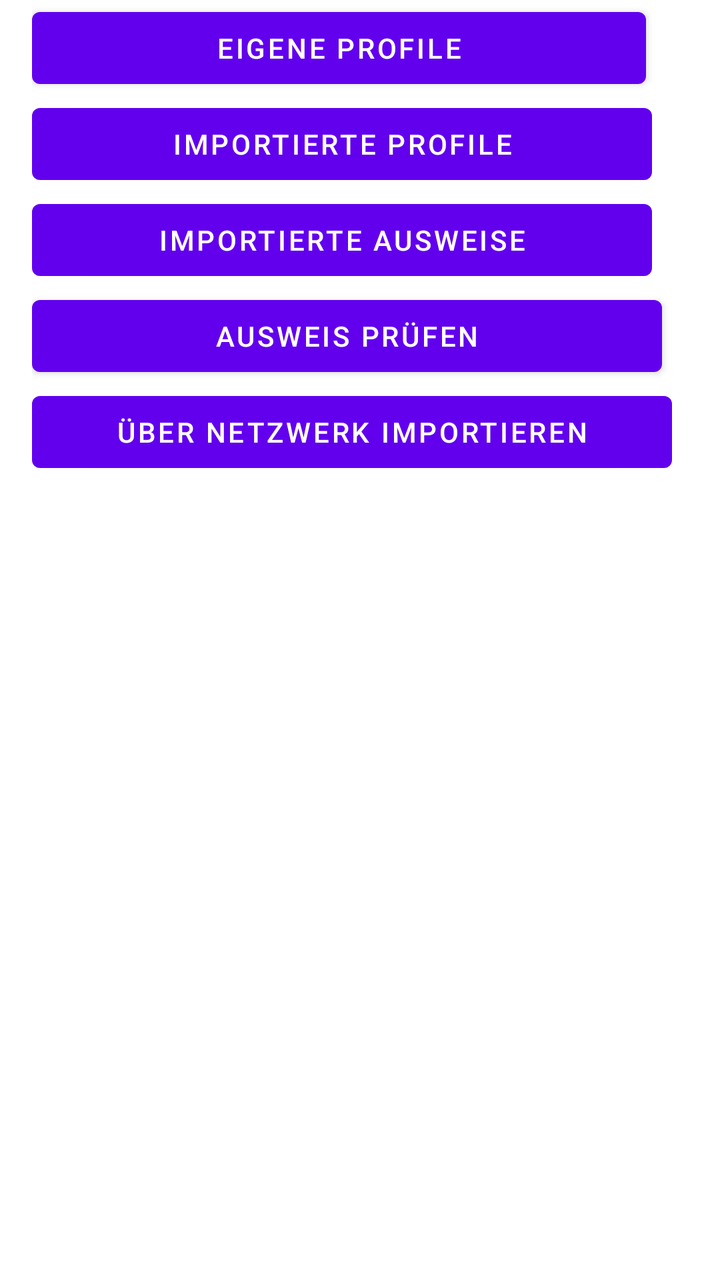
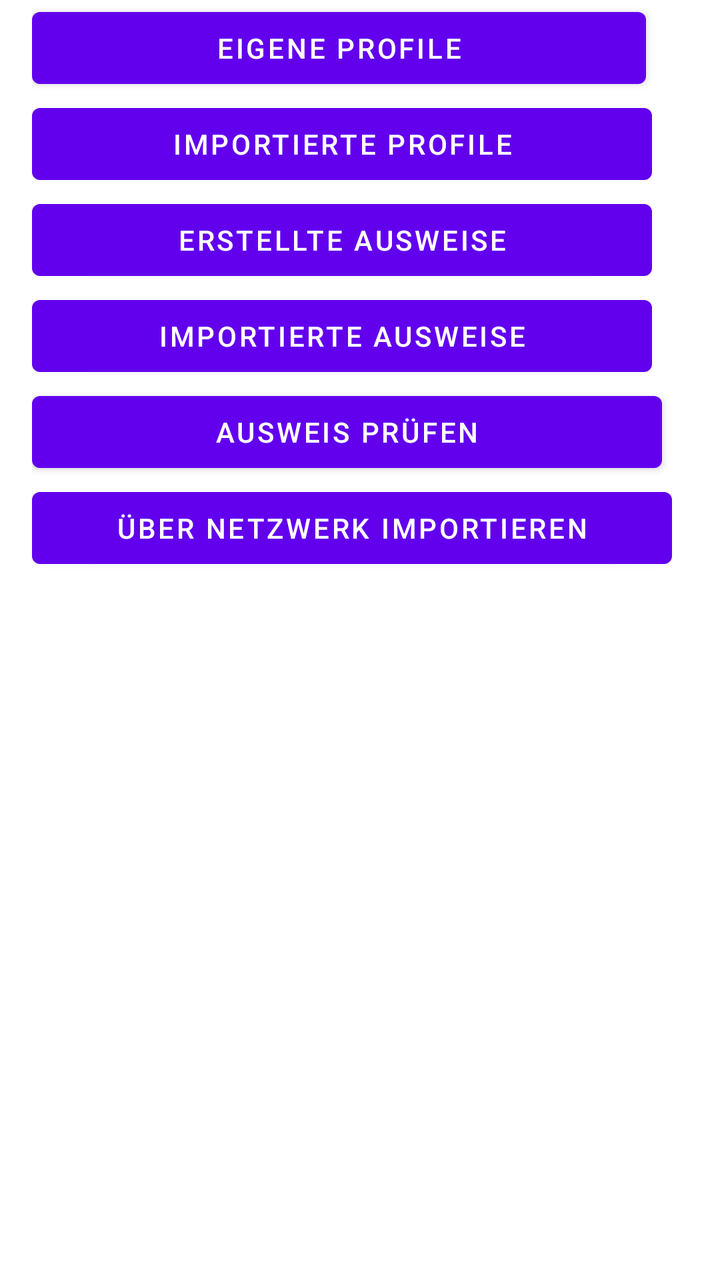

Screens rendered from an Android XML layout before and after an edit, with the pre-edit source and the edit as a unified diff.
<!-- AndroidManifest.xml: application theme Theme.PommesfanIdentAndroid -->
<!-- res/layout/activity_main_menu.xml -->
<?xml version="1.0" encoding="utf-8"?>
<LinearLayout
        xmlns:android="http://schemas.android.com/apk/res/android"
        xmlns:tools="http://schemas.android.com/tools"
        android:id="@+id/main"
        android:layout_width="wrap_content"
        android:layout_height="wrap_content"
        android:paddingLeft="16dp"
        android:paddingRight="16dp"
        android:orientation="vertical"
        tools:context=".MainMenu">
    <Button
            android:id="@+id/ownProfiles"
            android:layout_width="307dp"
            android:layout_height="wrap_content"
            android:text="@string/eigene_profile"/>
    <Button
            android:id="@+id/importedProfiles"
            android:layout_width="310dp"
            android:layout_height="wrap_content"
            android:text="@string/importierte_profile"/>
    <Button
            android:id="@+id/importedPersonalIDs"
            android:layout_width="310dp"
            android:layout_height="wrap_content"
            android:text="@string/importierte_ausweise"/>
    <Button
            android:id="@+id/checkPersonalID"
            android:layout_width="315dp"
            android:layout_height="wrap_content"
            android:text="@string/ausweis_pr_fen"/>
    <Button
            android:id="@+id/importFromNetwork"
            android:text="@string/ueber_netzwerk_importieren"
            android:layout_width="320dp"
            android:layout_height="wrap_content"/>
</LinearLayout>
<!-- resources referenced by this layout -->
<resources>
  <string name="ausweis_pr_fen">Ausweis prüfen</string>
  <string name="eigene_profile">Eigene Profile</string>
  <string name="importierte_ausweise">Importierte Ausweise</string>
  <string name="importierte_profile">Importierte Profile</string>
  <string name="ueber_netzwerk_importieren">Über Netzwerk importieren</string>
  <style name="Theme.PommesfanIdentAndroid" parent="Theme.MaterialComponents.DayNight.NoActionBar">
          
          <item name="colorPrimary">@color/purple_500</item>
          <item name="colorPrimaryVariant">@color/purple_700</item>
          <item name="colorOnPrimary">@color/white</item>
          
          <item name="colorSecondary">@color/teal_200</item>
          <item name="colorSecondaryVariant">@color/teal_700</item>
          <item name="colorOnSecondary">@color/black</item>
          
          <item name="android:statusBarColor">?attr/colorPrimaryVariant</item>
          
      </style>
  <color name="purple_500">#FF6200EE</color>
  <color name="purple_700">#FF3700B3</color>
  <color name="white">#FFFFFFFF</color>
  <color name="teal_200">#FF03DAC5</color>
  <color name="teal_700">#FF018786</color>
  <color name="black">#FF000000</color>
</resources>

<!-- the commit's change to res/layout/activity_main_menu.xml (unified diff, before → after) -->
@@ -20,6 +20,11 @@
             android:layout_height="wrap_content"
             android:text="@string/importierte_profile"/>
     <Button
+            android:id="@+id/createdIDs"
+            android:layout_width="310dp"
+            android:layout_height="wrap_content"
+            android:text="@string/erstellte_ausweise"/>
+    <Button
             android:id="@+id/importedPersonalIDs"
             android:layout_width="310dp"
             android:layout_height="wrap_content"
<!-- resource entries referenced after the edit -->
@@ -2,6 +2,7 @@
 <resources>
   <string name="ausweis_pr_fen">Ausweis prüfen</string>
   <string name="eigene_profile">Eigene Profile</string>
+  <string name="erstellte_ausweise">Erstellte Ausweise</string>
   <string name="importierte_ausweise">Importierte Ausweise</string>
   <string name="importierte_profile">Importierte Profile</string>
   <string name="ueber_netzwerk_importieren">Über Netzwerk importieren</string>
